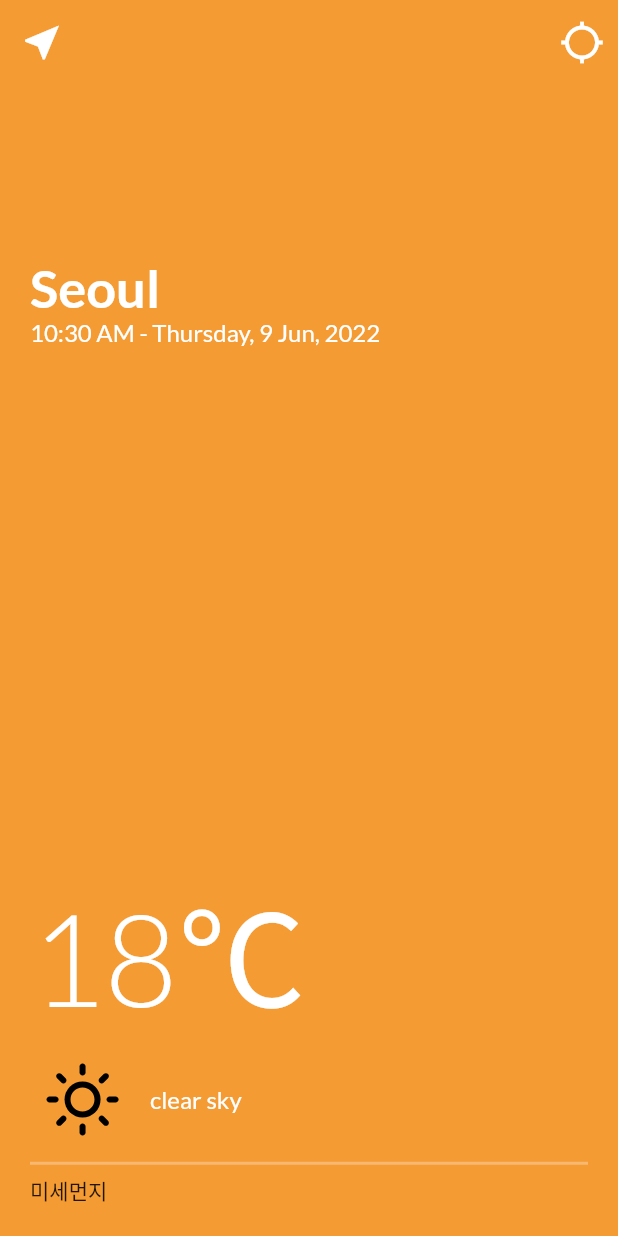
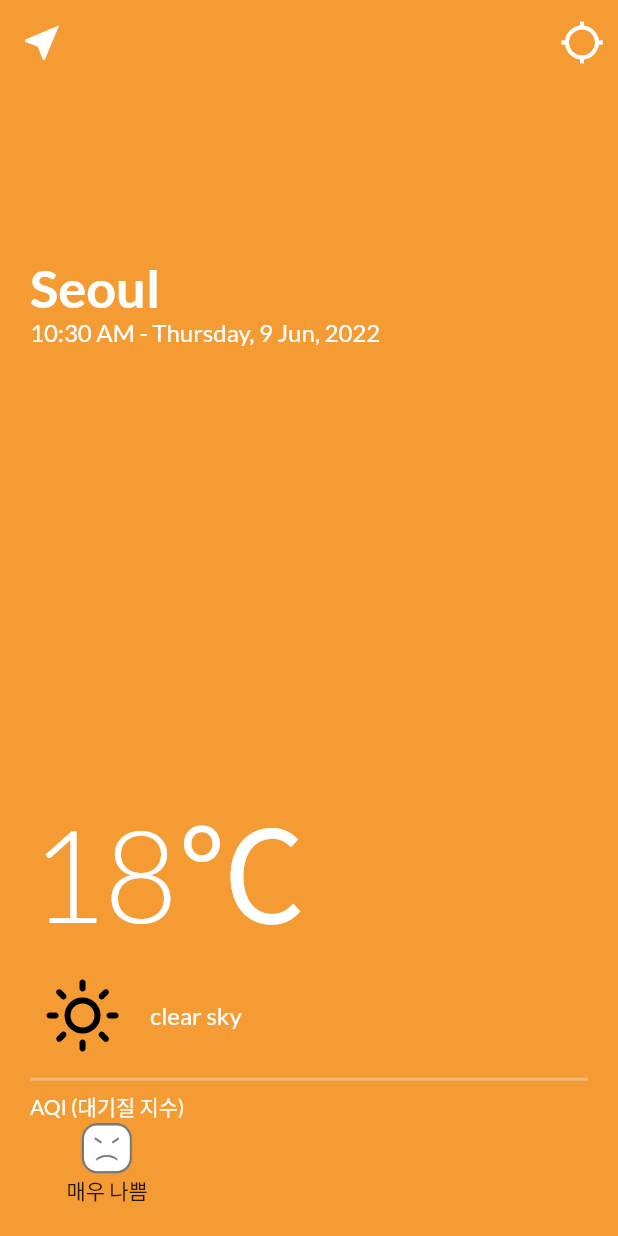
Before and after one commit to yeyoung8805/Flutter_weather_app, a Flutter app: the WeatherScreen screen opened directly, on a phone screen of 412 x 824 dp. Run offline on Flutter 3.47's test engine with Material 2 defaults, Android fonts, the phone set to English and light mode, and no system bars; our stand-ins replace flutter_svg, geolocator, google_fonts, timer_builder; network calls fail; statements that could not run were skipped.

Commit message:
add first column(Text, Image, Text) in a Row

```diff
--- a/lib/screens/weather_screen.dart
+++ b/lib/screens/weather_screen.dart
@@ -166,9 +166,29 @@ class _WeatherScreenState extends State<WeatherScreen> {
                         color: Colors.white30,
                       ),
                       Row(
-                        children: const [
-                          Text(
-                            '미세먼지',
+                        children: [
+                          Column(
+                            children: [
+                              Text(
+                                'AQI (대기질 지수)',
+                                style: GoogleFonts.lato(
+                                  fontSize: 14.0,
+                                  color: Colors.white,
+                                ),
+                              ),
+                              Image.asset(
+                                'image/bad.png',
+                                width: 37.0,
+                                height: 35.0,
+                              ),
+                              Text(
+                                '매우 나쁨',
+                                style: GoogleFonts.lato(
+                                  fontSize: 14.0,
+                                  color: Colors.black87,
+                                ),
+                              ),
+                            ],
                           ),
                         ],
                       ),
```
